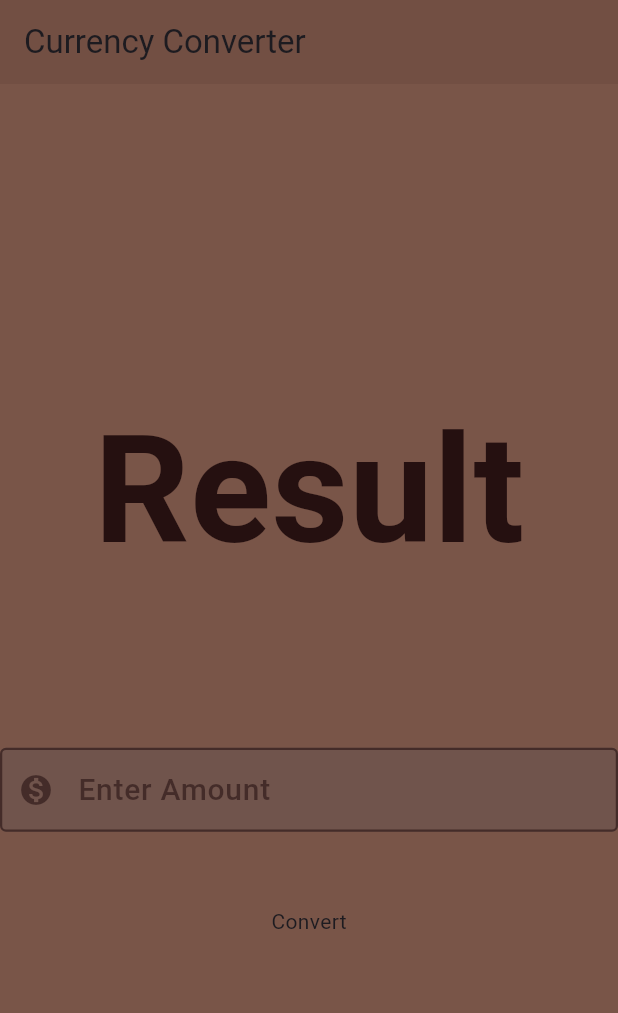
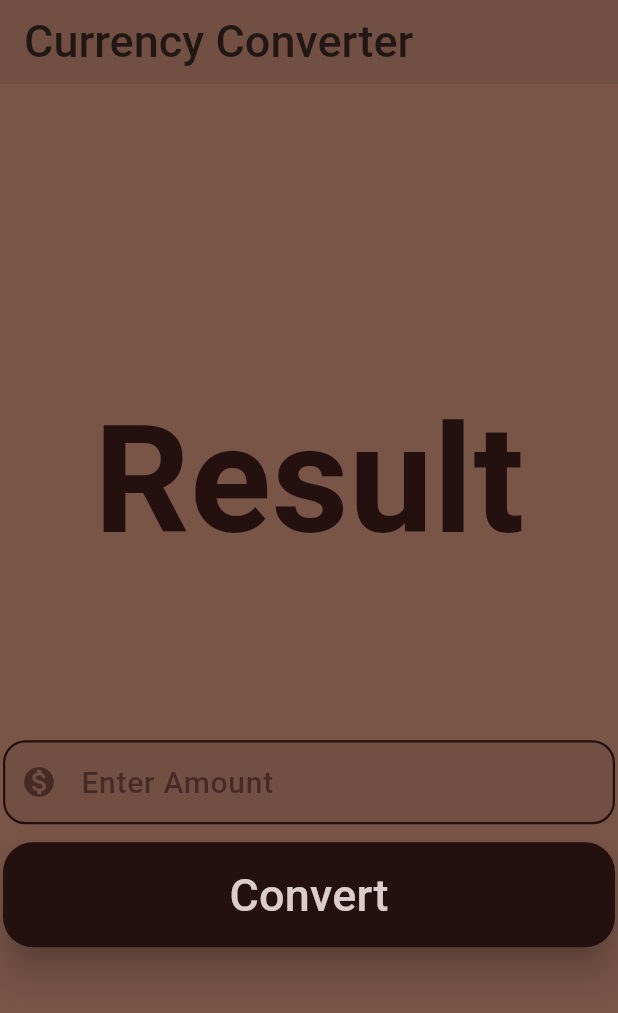
Before and after one commit to mabuyahya/currency_convetrer, a Flutter app: the screen it shows after launch, on a phone screen of 412 x 824 dp. Shown: the top 1013 px of the screen. Run offline on Flutter 3.47's test engine with Material 3 defaults, Android fonts, the phone set to English and light mode, and no system bars.

Commit message:
building the full app but with only statless widgets

```diff
--- a/lib/home_page/convert.dart
+++ b/lib/home_page/convert.dart
@@ -5,8 +5,33 @@ class Convert extends StatelessWidget {
 
   @override
   Widget build(BuildContext context) {
-    return const Center(
-      child: Text("Convert"),
+    return Container(
+      width: double.infinity,
+      child: Padding(
+        padding: const EdgeInsets.fromLTRB(2, 10, 2, 0),
+        child: ElevatedButton(
+          style: ButtonStyle(
+            shape: const WidgetStatePropertyAll(RoundedRectangleBorder(
+                borderRadius: BorderRadius.all(Radius.circular(20)),
+              )
+            ),
+            elevation: const WidgetStatePropertyAll(10),
+            backgroundColor: const WidgetStatePropertyAll(Color.fromARGB(255, 37, 16, 16)),
+            fixedSize: const WidgetStatePropertyAll(Size(double.infinity, 70)),
+            foregroundColor: const WidgetStatePropertyAll(Color.fromARGB(255, 255, 255, 255)),
+          ),
+          onPressed: () {
+            debugPrint("object");
+          },
+          child: Text("Convert",
+            style: TextStyle(
+              color: const Color.fromARGB(255, 219, 205, 205),
+              fontSize: 30,
+              fontWeight: FontWeight.w500,
+            ),
+          ),
+        ),
+      ),
     );
   }
 }
--- a/lib/home_page/home_page.dart
+++ b/lib/home_page/home_page.dart
@@ -8,16 +8,26 @@ class HomePage extends StatelessWidget {
 
   @override
   Widget build(BuildContext context) {
-    return const Center(
-        child: Column(
+    return Center(
+        child: Scaffold(
+          backgroundColor: Colors.brown,
+          appBar: AppBar(
+            backgroundColor: Color.fromARGB(21, 37, 16, 16),
+            title: const Text("Currency Converter", style : TextStyle(color: Color.fromARGB(180, 0, 0, 0), fontSize: 30, fontWeight: FontWeight.w500)),
+            elevation: 0,
+            centerTitle: false,
+          ),
+          body: Column(
+
             mainAxisAlignment: MainAxisAlignment.center,
             children: [
               Result(),
               SizedBox(height: 100,),
               Input(),
-          SizedBox(height: 50,),
               Convert(),
-        ],)
+            ],
+          ),
+        )
     );
   }
 }
--- a/lib/home_page/input.dart
+++ b/lib/home_page/input.dart
@@ -1,28 +1,34 @@
 import 'package:flutter/material.dart';
+final Color primaryColor = const Color.fromARGB(255, 112, 84, 76);
+final Color secondaryColor = const Color.fromARGB(255, 37, 16, 16);
 class Input extends StatelessWidget {
   const Input({super.key});
 
   @override
   Widget build(BuildContext context) {
-    return const Center(
+    return Center(
+      child: Padding(
+        padding: const EdgeInsets.all(2.0),
         child: TextField(
           decoration: InputDecoration(
             filled: true,
-          fillColor: Color.fromARGB(255, 112, 84, 76),
-          prefixIcon: Icon(Icons.monetization_on, color: Color.fromARGB(150, 37, 16, 16),),
+            fillColor: const Color.fromARGB(21, 37, 16, 16),
+            prefixIcon: const Icon(Icons.monetization_on, color: Color.fromARGB(149, 37, 16, 16),),
             enabledBorder: OutlineInputBorder(
+              borderRadius: const BorderRadius.all(Radius.circular(15)),
               borderSide: BorderSide(
-              color: Color.fromARGB(150, 37, 16, 16),
+                color: secondaryColor,
                 width: 1.5,
               ),
             ),
             focusedBorder: OutlineInputBorder(
+              borderRadius: BorderRadius.all(Radius.circular(15)),
               borderSide: BorderSide(
-              color: Color.fromARGB(150, 37, 16, 16),
+                color: secondaryColor,
                 width: 1.5,
               ),
             ),
-          label: Text(
+            label: const Text(
               "Enter Amount",
               style: TextStyle(
                 color: Color.fromARGB(150, 37, 16, 16),
@@ -32,6 +38,7 @@ class Input extends StatelessWidget {
             ),
           ),
         ),
+      ),
     );
   }
 }
--- a/lib/home_page/result.dart
+++ b/lib/home_page/result.dart
@@ -5,7 +5,8 @@ class Result extends StatelessWidget{
 
   @override
   Widget build(BuildContext context) {
-    return const Center(
+    return Center(
+        child: Container(
           child: Text("Result",
           style:TextStyle(
             color: Color.fromARGB(255, 37, 16, 16),
@@ -13,6 +14,7 @@ class Result extends StatelessWidget{
             fontWeight: FontWeight.bold,
           )
           ),
+        ),
     );
   }
 }
--- a/lib/main.dart
+++ b/lib/main.dart
@@ -12,13 +12,7 @@ class MyApp extends StatelessWidget {
   Widget build(BuildContext context) {
     return (
       MaterialApp(
-        home: Scaffold(
-          backgroundColor: Colors.brown,
-          appBar: AppBar(
-            backgroundColor: const Color.fromARGB(21, 37, 16, 16),
-            title: const Text("Currency Converter"),
-          ),
-          body:HomePage()          ),
+        home: HomePage(),
       )
     );
   }
```
Also changed, not shown: 96 other files. Lines whose indentation alone changed are shown as unchanged.
